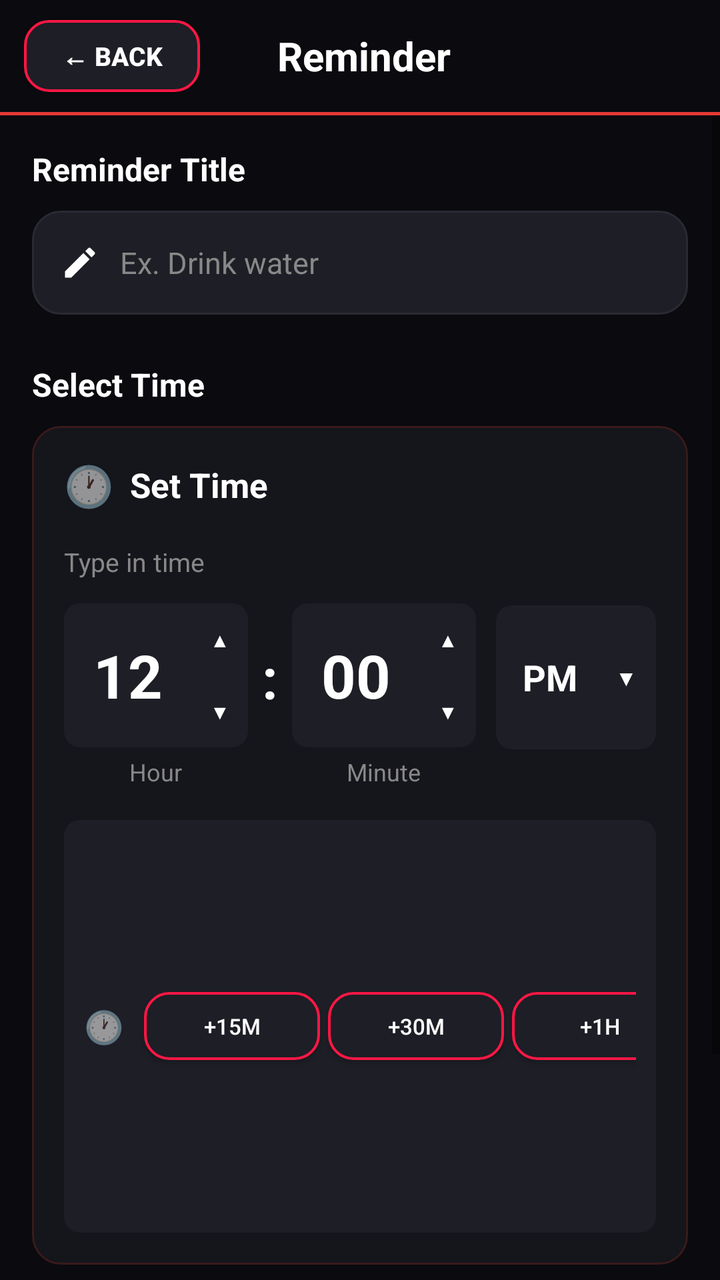
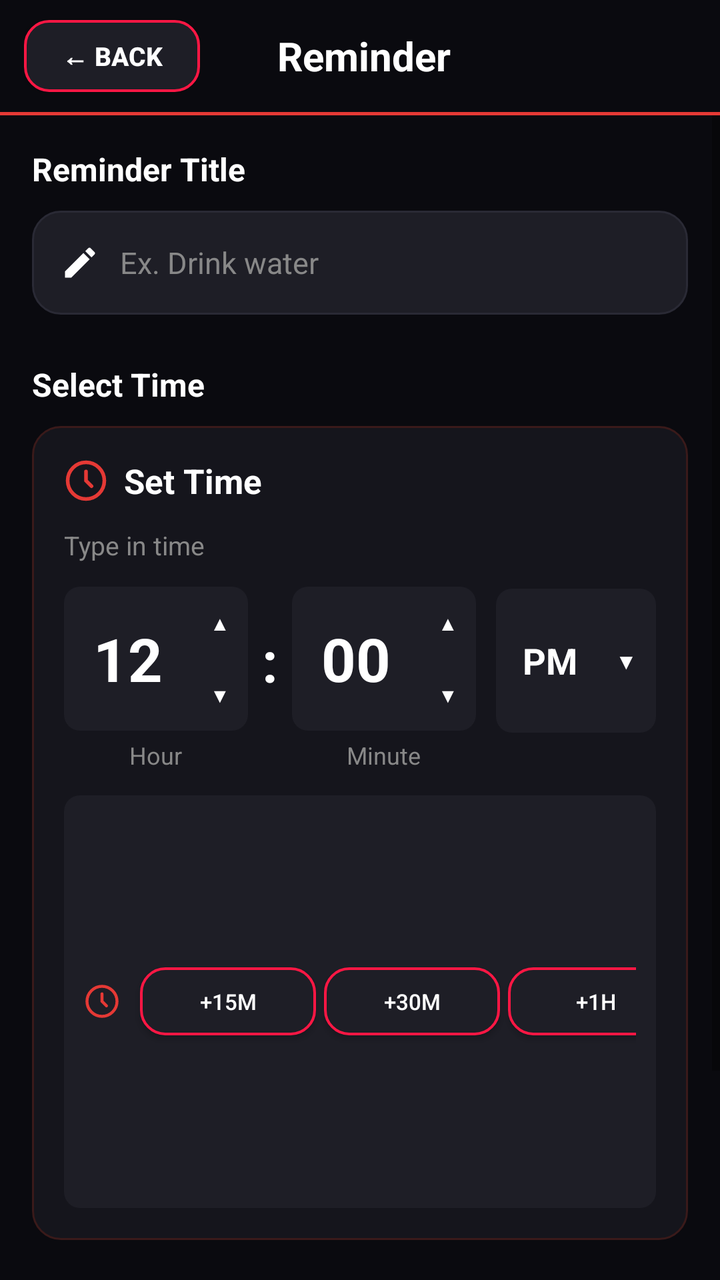

Two renders of the same Android screen: before a commit and after it. Below are the layout's source before the change and the commit's diff.
<!-- AndroidManifest.xml: application theme Theme.AppCompat.Light.NoActionBar -->
<!-- res/layout/activity_reminder.xml -->
<?xml version="1.0" encoding="utf-8"?>
<LinearLayout
    xmlns:android="http://schemas.android.com/apk/res/android"
    android:layout_width="match_parent"
    android:layout_height="match_parent"
    android:background="#0A0A0F"
    android:orientation="vertical">

    
    <LinearLayout
        android:layout_width="match_parent"
        android:layout_height="56dp"
        android:orientation="horizontal"
        android:gravity="center_vertical"
        android:paddingStart="12dp"
        android:paddingEnd="16dp">

        <Button
            android:id="@+id/backButton"
            android:layout_width="wrap_content"
            android:layout_height="36dp"
            android:text="← BACK"
            android:textColor="#FFFFFF"
            android:textSize="13sp"
            android:textStyle="bold"
            android:background="@drawable/rounded_dark_button"
            android:paddingStart="14dp"
            android:paddingEnd="14dp"/>

        <TextView
            android:layout_width="0dp"
            android:layout_height="wrap_content"
            android:layout_weight="1"
            android:text="Reminder"
            android:textColor="#FFFFFF"
            android:textSize="20sp"
            android:textStyle="bold"
            android:gravity="center"/>

        <View
            android:layout_width="80dp"
            android:layout_height="wrap_content"/>

    </LinearLayout>

    
    <View
        android:layout_width="match_parent"
        android:layout_height="1.5dp"
        android:background="#E53935"/>

    <ScrollView
        android:layout_width="match_parent"
        android:layout_height="match_parent">

        <LinearLayout
            android:layout_width="match_parent"
            android:layout_height="wrap_content"
            android:orientation="vertical"
            android:padding="16dp">

            
            <TextView
                android:layout_width="wrap_content"
                android:layout_height="wrap_content"
                android:text="Reminder Title"
                android:textColor="#FFFFFF"
                android:textSize="16sp"
                android:textStyle="bold"
                android:paddingBottom="10dp"/>

            
            <LinearLayout
                android:layout_width="match_parent"
                android:layout_height="52dp"
                android:orientation="horizontal"
                android:gravity="center_vertical"
                android:background="@drawable/input_background"
                android:paddingStart="14dp"
                android:paddingEnd="14dp"
                android:layout_marginBottom="24dp">

                <ImageView
                    android:layout_width="20dp"
                    android:layout_height="20dp"
                    android:src="@drawable/ic_edit"
                    android:layout_marginEnd="10dp"/>

                <EditText
                    android:id="@+id/reminderTitle"
                    style="@style/WhiteHintEditText"
                    android:layout_width="match_parent"
                    android:layout_height="match_parent"
                    android:background="@null"
                    android:hint="Ex. Drink water"
                    android:textColor="#FFFFFF"
                    android:textSize="15sp"
                    android:inputType="text"/>

            </LinearLayout>

            
            <TextView
                android:layout_width="wrap_content"
                android:layout_height="wrap_content"
                android:text="Select Time"
                android:textColor="#FFFFFF"
                android:textSize="16sp"
                android:textStyle="bold"
                android:paddingBottom="10dp"/>

            
            <LinearLayout
                android:layout_width="match_parent"
                android:layout_height="wrap_content"
                android:orientation="vertical"
                android:background="@drawable/settings_group_card"
                android:padding="16dp"
                android:layout_marginBottom="20dp">

                
                <LinearLayout
                    android:layout_width="match_parent"
                    android:layout_height="wrap_content"
                    android:orientation="horizontal"
                    android:gravity="center_vertical"
                    android:paddingBottom="16dp">

                    <TextView
                        android:layout_width="wrap_content"
                        android:layout_height="wrap_content"
                        android:text="🕐"
                        android:textSize="20sp"
                        android:layout_marginEnd="8dp"/>

                    <TextView
                        android:layout_width="wrap_content"
                        android:layout_height="wrap_content"
                        android:text="Set Time"
                        android:textColor="#FFFFFF"
                        android:textSize="17sp"
                        android:textStyle="bold"/>

                </LinearLayout>

                <TextView
                    android:layout_width="wrap_content"
                    android:layout_height="wrap_content"
                    android:text="Type in time"
                    android:textColor="#888888"
                    android:textSize="13sp"
                    android:paddingBottom="12dp"/>

                
                <LinearLayout
                    android:layout_width="match_parent"
                    android:layout_height="wrap_content"
                    android:orientation="horizontal"
                    android:gravity="center_vertical"
                    android:paddingBottom="8dp">

                    
                    <LinearLayout
                        android:layout_width="0dp"
                        android:layout_height="wrap_content"
                        android:layout_weight="1"
                        android:orientation="vertical"
                        android:gravity="center">

                        <LinearLayout
                            android:layout_width="match_parent"
                            android:layout_height="72dp"
                            android:orientation="horizontal"
                            android:gravity="center"
                            android:background="@drawable/settings_button">

                            <TextView
                                android:id="@+id/hourDisplay"
                                android:layout_width="0dp"
                                android:layout_height="wrap_content"
                                android:layout_weight="1"
                                android:text="12"
                                android:textColor="#FFFFFF"
                                android:textSize="30sp"
                                android:textStyle="bold"
                                android:gravity="center"/>

                            <LinearLayout
                                android:layout_width="28dp"
                                android:layout_height="match_parent"
                                android:orientation="vertical"
                                android:gravity="center">

                                <Button
                                    android:id="@+id/hourUp"
                                    android:layout_width="26dp"
                                    android:layout_height="0dp"
                                    android:layout_weight="1"
                                    android:text="▲"
                                    android:textColor="#FFFFFF"
                                    android:textSize="10sp"
                                    android:background="@null"
                                    android:padding="0dp"/>

                                <Button
                                    android:id="@+id/hourDown"
                                    android:layout_width="26dp"
                                    android:layout_height="0dp"
                                    android:layout_weight="1"
                                    android:text="▼"
                                    android:textColor="#FFFFFF"
                                    android:textSize="10sp"
                                    android:background="@null"
                                    android:padding="0dp"/>

                            </LinearLayout>

                        </LinearLayout>

                        <TextView
                            android:layout_width="wrap_content"
                            android:layout_height="wrap_content"
                            android:text="Hour"
                            android:textColor="#888888"
                            android:textSize="12sp"
                            android:paddingTop="4dp"/>

                    </LinearLayout>

                    
                    <TextView
                        android:layout_width="wrap_content"
                        android:layout_height="wrap_content"
                        android:text=" : "
                        android:textColor="#FFFFFF"
                        android:textSize="28sp"
                        android:textStyle="bold"
                        android:paddingBottom="18dp"/>

                    
                    <LinearLayout
                        android:layout_width="0dp"
                        android:layout_height="wrap_content"
                        android:layout_weight="1"
                        android:orientation="vertical"
                        android:gravity="center">

                        <LinearLayout
                            android:layout_width="match_parent"
                            android:layout_height="72dp"
                            android:orientation="horizontal"
                            android:gravity="center"
                            android:background="@drawable/settings_button">

                            <TextView
                                android:id="@+id/minuteDisplay"
                                android:layout_width="0dp"
                                android:layout_height="wrap_content"
                                android:layout_weight="1"
                                android:text="00"
                                android:textColor="#FFFFFF"
                                android:textSize="30sp"
                                android:textStyle="bold"
                                android:gravity="center"/>

                            <LinearLayout
                                android:layout_width="28dp"
                                android:layout_height="match_parent"
                                android:orientation="vertical"
                                android:gravity="center">

                                <Button
                                    android:id="@+id/minuteUp"
                                    android:layout_width="26dp"
                                    android:layout_height="0dp"
                                    android:layout_weight="1"
                                    android:text="▲"
                                    android:textColor="#FFFFFF"
                                    android:textSize="10sp"
                                    android:background="@null"
                                    android:padding="0dp"/>

                                <Button
                                    android:id="@+id/minuteDown"
                                    android:layout_width="26dp"
                                    android:layout_height="0dp"
                                    android:layout_weight="1"
                                    android:text="▼"
                                    android:textColor="#FFFFFF"
                                    android:textSize="10sp"
                                    android:background="@null"
                                    android:padding="0dp"/>

                            </LinearLayout>

                        </LinearLayout>

                        <TextView
                            android:layout_width="wrap_content"
                            android:layout_height="wrap_content"
                            android:text="Minute"
                            android:textColor="#888888"
                            android:textSize="12sp"
                            android:paddingTop="4dp"/>

                    </LinearLayout>

                    
                    <LinearLayout
                        android:layout_width="wrap_content"
                        android:layout_height="wrap_content"
                        android:orientation="vertical"
                        android:gravity="center"
                        android:paddingStart="10dp"
                        android:paddingBottom="18dp">

                        <LinearLayout
                            android:layout_width="80dp"
                            android:layout_height="72dp"
                            android:orientation="horizontal"
                            android:gravity="center"
                            android:background="@drawable/settings_button">

                            <TextView
                                android:id="@+id/amPmDisplay"
                                android:layout_width="0dp"
                                android:layout_height="wrap_content"
                                android:layout_weight="1"
                                android:text="PM"
                                android:textColor="#FFFFFF"
                                android:textSize="18sp"
                                android:textStyle="bold"
                                android:gravity="center"/>

                            <TextView
                                android:id="@+id/amPmToggle"
                                android:layout_width="22dp"
                                android:layout_height="22dp"
                                android:text="▼"
                                android:textColor="#FFFFFF"
                                android:textSize="11sp"
                                android:gravity="center"
                                android:layout_marginEnd="4dp"/>

                        </LinearLayout>

                    </LinearLayout>

                </LinearLayout>

                
                <LinearLayout
                    android:layout_width="match_parent"
                    android:layout_height="wrap_content"
                    android:orientation="horizontal"
                    android:gravity="center_vertical"
                    android:background="@drawable/settings_button"
                    android:padding="10dp"
                    android:layout_marginTop="8dp">

                    <TextView
                        android:layout_width="wrap_content"
                        android:layout_height="wrap_content"
                        android:text="🕐"
                        android:textSize="16sp"
                        android:layout_marginEnd="6dp"/>

                    <TextView
                        android:layout_width="0dp"
                        android:layout_height="wrap_content"
                        android:layout_weight="1"
                        android:text="Quick Select"
                        android:textColor="#FFFFFF"
                        android:textSize="13sp"
                        android:textStyle="bold"/>

                    <Button
                        android:id="@+id/quick15"
                        android:layout_width="wrap_content"
                        android:layout_height="34dp"
                        android:text="+15m"
                        android:textColor="#FFFFFF"
                        android:textSize="11sp"
                        android:background="@drawable/rounded_dark_button"
                        android:paddingStart="10dp"
                        android:paddingEnd="10dp"
                        android:layout_marginStart="4dp"/>

                    <Button
                        android:id="@+id/quick30"
                        android:layout_width="wrap_content"
                        android:layout_height="34dp"
                        android:text="+30m"
                        android:textColor="#FFFFFF"
                        android:textSize="11sp"
                        android:background="@drawable/rounded_dark_button"
                        android:paddingStart="10dp"
                        android:paddingEnd="10dp"
                        android:layout_marginStart="4dp"/>

                    <Button
                        android:id="@+id/quick1h"
                        android:layout_width="wrap_content"
                        android:layout_height="34dp"
                        android:text="+1h"
                        android:textColor="#FFFFFF"
                        android:textSize="11sp"
                        android:background="@drawable/rounded_dark_button"
                        android:paddingStart="10dp"
                        android:paddingEnd="10dp"
                        android:layout_marginStart="4dp"/>

                    <Button
                        android:id="@+id/quick2h"
                        android:layout_width="wrap_content"
                        android:layout_height="34dp"
                        android:text="+2h"
                        android:textColor="#FFFFFF"
                        android:textSize="11sp"
                        android:background="@drawable/rounded_dark_button"
                        android:paddingStart="10dp"
                        android:paddingEnd="10dp"
                        android:layout_marginStart="4dp"/>

                </LinearLayout>

            </LinearLayout>

            
            <LinearLayout
                android:id="@+id/setReminderButton"
                android:layout_width="match_parent"
                android:layout_height="56dp"
                android:orientation="horizontal"
                android:gravity="center"
                android:background="@drawable/settings_button_red"
                android:layout_marginBottom="24dp">

                <TextView
                    android:layout_width="wrap_content"
                    android:layout_height="wrap_content"
                    android:text="🔔"
                    android:textSize="20sp"
                    android:layout_marginEnd="10dp"/>

                <TextView
                    android:layout_width="wrap_content"
                    android:layout_height="wrap_content"
                    android:text="SET REMINDER"
                    android:textColor="#FFFFFF"
                    android:textSize="16sp"
                    android:textStyle="bold"
                    android:letterSpacing="0.08"/>

            </LinearLayout>

            
            <TextView
                android:layout_width="wrap_content"
                android:layout_height="wrap_content"
                android:text="Active Reminders"
                android:textColor="#FFFFFF"
                android:textSize="16sp"
                android:textStyle="bold"
                android:paddingBottom="10dp"/>

            <androidx.recyclerview.widget.RecyclerView
                android:id="@+id/remindersRecyclerView"
                android:layout_width="match_parent"
                android:layout_height="wrap_content"
                android:nestedScrollingEnabled="false"/>

        </LinearLayout>
    </ScrollView>

</LinearLayout>
<!-- resources referenced by this layout -->
<resources>
  <!-- drawable ic_edit (drawable) -->
  <?xml version="1.0" encoding="utf-8"?>
  <vector xmlns:android="http://schemas.android.com/apk/res/android"
      android:width="24dp"
      android:height="24dp"
      android:viewportWidth="24"
      android:viewportHeight="24">
      <path
          android:fillColor="#FFFFFF"
          android:pathData="M3,17.25V21h3.75L17.81,9.94l-3.75,-3.75L3,17.25zM20.71,7.04c0.39,-0.39 0.39,-1.02 0,-1.41l-2.34,-2.34c-0.39,-0.39 -1.02,-0.39 -1.41,0l-1.83,1.83 3.75,3.75 1.83,-1.83z"/>
  </vector>
  <!-- drawable input_background (drawable) -->
  <?xml version="1.0" encoding="utf-8"?>
  <shape xmlns:android="http://schemas.android.com/apk/res/android"
      android:shape="rectangle">
      <solid android:color="#1E1E26"/>
      <stroke
          android:width="1dp"
          android:color="#2A2A35"/>
      <corners android:radius="14dp"/>
  </shape>
  <!-- drawable rounded_dark_button (drawable) -->
  <?xml version="1.0" encoding="utf-8"?>
  <selector xmlns:android="http://schemas.android.com/apk/res/android">
  
      
      <item android:state_pressed="true">
          <shape android:shape="rectangle">
              <solid android:color="#E53935"/>
              <corners android:radius="12dp"/>
          </shape>
      </item>
  
      
      <item>
          <shape android:shape="rectangle">
              <solid android:color="#1E1E26"/>
              <stroke
                  android:width="1.2dp"
                  android:color="#FF1744"/>
              <corners android:radius="12dp"/>
          </shape>
      </item>
  
  </selector>
  <!-- drawable settings_button (drawable) -->
  <?xml version="1.0" encoding="utf-8"?>
  <shape xmlns:android="http://schemas.android.com/apk/res/android"
      android:shape="rectangle">
      <solid android:color="#1E1E26"/>
      <corners android:radius="8dp"/>
  </shape>
  <!-- drawable settings_button_red (drawable) -->
  <?xml version="1.0" encoding="utf-8"?>
  <shape xmlns:android="http://schemas.android.com/apk/res/android"
      android:shape="rectangle">
      <solid android:color="#E53935"/>
      <corners android:radius="8dp"/>
  </shape>
  <!-- drawable settings_group_card (drawable) -->
  <?xml version="1.0" encoding="utf-8"?>
  <shape xmlns:android="http://schemas.android.com/apk/res/android"
      android:shape="rectangle">
      <solid android:color="#15151C"/>
      <stroke
          android:width="1dp"
          android:color="#3A1A1A"/>
      <corners android:radius="14dp"/>
  </shape>
  <style name="WhiteHintEditText" parent="Widget.AppCompat.EditText">
          <item name="android:textColor">#FFFFFF</item>
          <item name="android:textColorHint">#888888</item>
      </style>
</resources>

<!-- the commit's change to res/layout/activity_reminder.xml (unified diff, before → after) -->
@@ -124,13 +124,12 @@
                     android:layout_height="wrap_content"
                     android:orientation="horizontal"
                     android:gravity="center_vertical"
-                    android:paddingBottom="16dp">
-
-                    <TextView
-                        android:layout_width="wrap_content"
-                        android:layout_height="wrap_content"
-                        android:text="🕐"
-                        android:textSize="20sp"
+                    android:paddingBottom="12dp">
+
+                    <ImageView
+                        android:layout_width="22dp"
+                        android:layout_height="22dp"
+                        android:src="@drawable/ic_clock_red"
                         android:layout_marginEnd="8dp"/>
 
                     <TextView
@@ -157,7 +156,7 @@
                     android:layout_height="wrap_content"
                     android:orientation="horizontal"
                     android:gravity="center_vertical"
-                    android:paddingBottom="8dp">
+                    android:layout_marginBottom="12dp">
 
                     
                     <LinearLayout
@@ -355,14 +354,12 @@
                     android:orientation="horizontal"
                     android:gravity="center_vertical"
                     android:background="@drawable/settings_button"
-                    android:padding="10dp"
-                    android:layout_marginTop="8dp">
-
-                    <TextView
-                        android:layout_width="wrap_content"
-                        android:layout_height="wrap_content"
-                        android:text="🕐"
-                        android:textSize="16sp"
+                    android:padding="10dp">
+
+                    <ImageView
+                        android:layout_width="18dp"
+                        android:layout_height="18dp"
+                        android:src="@drawable/ic_clock_red"
                         android:layout_marginEnd="6dp"/>
 
                     <TextView
@@ -436,11 +433,11 @@
                 android:background="@drawable/settings_button_red"
                 android:layout_marginBottom="24dp">
 
-                <TextView
-                    android:layout_width="wrap_content"
-                    android:layout_height="wrap_content"
-                    android:text="🔔"
-                    android:textSize="20sp"
+                <ImageView
+                    android:layout_width="22dp"
+                    android:layout_height="22dp"
+                    android:src="@drawable/ic_delete"
+                    android:colorFilter="#FFFFFF"
                     android:layout_marginEnd="10dp"/>
 
                 <TextView
<!-- resource entries referenced after the edit -->
@@ -1,5 +1,35 @@
 <!-- resources referenced by this layout -->
 <resources>
+  <!-- drawable ic_clock_red (drawable) -->
+  <?xml version="1.0" encoding="utf-8"?>
+  <vector xmlns:android="http://schemas.android.com/apk/res/android"
+      android:width="24dp"
+      android:height="24dp"
+      android:viewportWidth="24"
+      android:viewportHeight="24">
+      <path
+          android:strokeColor="#E53935"
+          android:strokeWidth="2"
+          android:fillColor="@android:color/transparent"
+          android:pathData="M12,2 C6.477,2 2,6.477 2,12 C2,17.523 6.477,22 12,22 C17.523,22 22,17.523 22,12 C22,6.477 17.523,2 12,2 Z"/>
+      <path
+          android:strokeColor="#E53935"
+          android:strokeWidth="2"
+          android:strokeLineCap="round"
+          android:fillColor="@android:color/transparent"
+          android:pathData="M12,7 L12,12 L15,15"/>
+  </vector>
+  <!-- drawable ic_delete (drawable) -->
+  <?xml version="1.0" encoding="utf-8"?>
+  <vector xmlns:android="http://schemas.android.com/apk/res/android"
+      android:width="24dp"
+      android:height="24dp"
+      android:viewportWidth="24"
+      android:viewportHeight="24">
+      <path
+          android:fillColor="#AAAAAA"
+          android:pathData="M6,19c0,1.1 0.9,2 2,2h8c1.1,0 2,-0.9 2,-2V7H6v12zM19,4h-3.5l-1,-1h-5l-1,1H5v2h14V4z"/>
+  </vector>
   <!-- drawable ic_edit (drawable) -->
   <?xml version="1.0" encoding="utf-8"?>
   <vector xmlns:android="http://schemas.android.com/apk/res/android"
